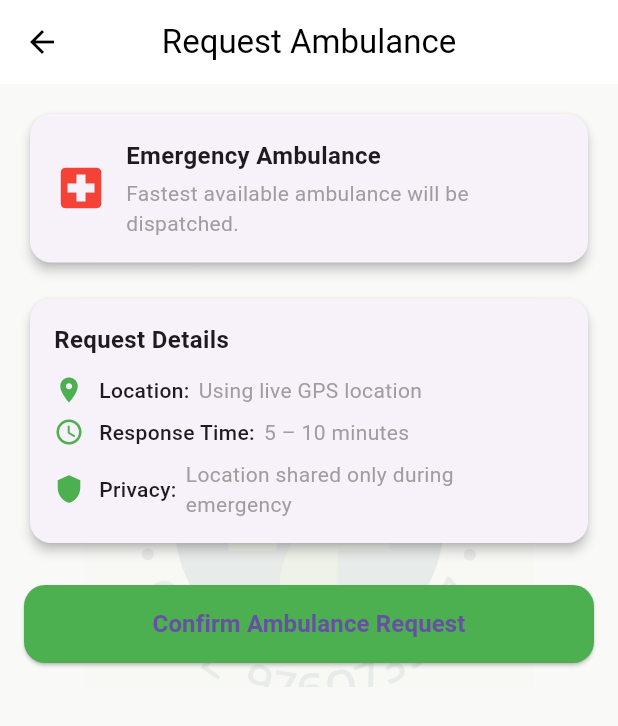
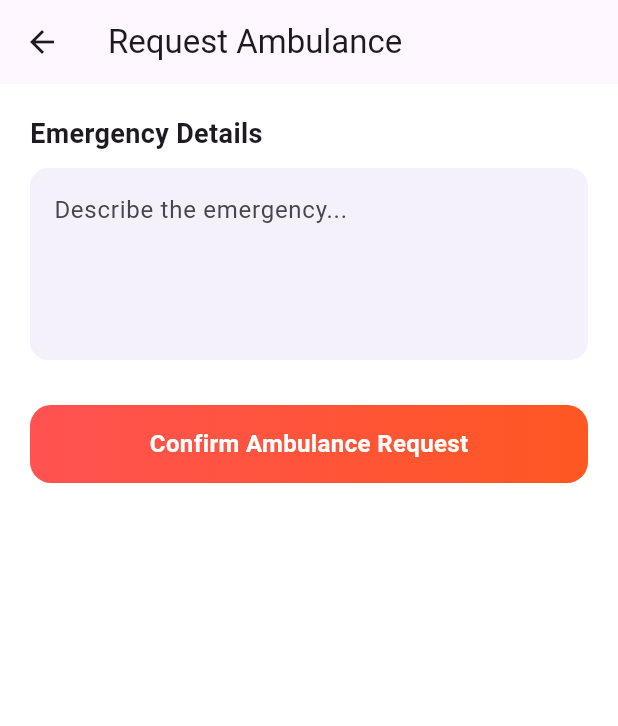
Before and after one commit to Mohammad-Munaam/medfi_app, a Flutter app: the RequestAmbulanceScreen screen opened directly, on a phone screen of 412 x 824 dp. Shown: the top 726 px of the screen. Run offline on Flutter 3.47's test engine with Material 3 defaults, Android fonts, the light colour scheme and no system bars; our stand-ins replace cloud_firestore, firebase_auth, firebase_core, firebase_messaging, flutter_local_notifications, geolocator and 2 more; accounts and stored records are empty.

Commit message:
UI Micro-Polish: ✅ Completed cleanly

```diff
--- a/lib/screens/request_ambulance_screen.dart
+++ b/lib/screens/request_ambulance_screen.dart
@@ -1,49 +1,140 @@
 import 'package:flutter/material.dart';
-import 'request_success_screen.dart';
+import 'package:flutter/services.dart';
+import 'tracking_screen.dart';
 
-class RequestAmbulanceScreen extends StatelessWidget {
+class RequestAmbulanceScreen extends StatefulWidget {
   const RequestAmbulanceScreen({super.key});
+
+  @override
+  State<RequestAmbulanceScreen> createState() =>
+      _RequestAmbulanceScreenState();
+}
+
+class _RequestAmbulanceScreenState extends State<RequestAmbulanceScreen> {
+  final TextEditingController _detailsController = TextEditingController();
+
+  bool _isLoading = false;
+
+  void _submitRequest() async {
+    if (_detailsController.text.trim().isEmpty) {
+      ScaffoldMessenger.of(context).showSnackBar(
+        const SnackBar(
+          content: Text("Please enter emergency details"),
+        ),
+      );
+      return;
+    }
+
+    HapticFeedback.mediumImpact();
+
+    setState(() {
+      _isLoading = true;
+    });
+
+    // ⏳ Simulate request processing
+    await Future.delayed(const Duration(seconds: 2));
+
+    if (!mounted) return;
+
+    setState(() {
+      _isLoading = false;
+    });
+
+    // ✅ Smooth transition to tracking screen
+    Navigator.push(
+      context,
+      PageRouteBuilder(
+        transitionDuration: const Duration(milliseconds: 300),
+        pageBuilder: (_, __, ___) => const TrackingScreen(),
+        transitionsBuilder: (_, animation, __, child) {
+          return FadeTransition(
+            opacity: animation,
+            child: child,
+          );
+        },
+      ),
+    );
+  }
+
+  @override
+  void dispose() {
+    _detailsController.dispose();
+    super.dispose();
+  }
 
   @override
   Widget build(BuildContext context) {
     return Scaffold(
-      backgroundColor: const Color(0xFFF9FAF8),
       appBar: AppBar(
-        title: const Text('Request Ambulance'),
-        centerTitle: true,
-        elevation: 0,
-        backgroundColor: Colors.white,
-        foregroundColor: Colors.black,
+        title: const Text("Request Ambulance"),
       ),
-      body: SafeArea(
-        child: Stack(
+      body: Padding(
+        padding: const EdgeInsets.all(20),
+        child: Column(
+          crossAxisAlignment: CrossAxisAlignment.start,
           children: [
-            // ---- BACKGROUND IMAGE (NON-OVERLAPPING) ----
-            Positioned(
-              bottom: -40,
-              left: 0,
-              right: 0,
-              child: Opacity(
-                opacity: 0.08,
-                child: Image.asset(
-                  'assets/images/ambulance_bg.png',
-                  height: 300,
-                  fit: BoxFit.contain,
+            const Text(
+              "Emergency Details",
+              style: TextStyle(
+                fontSize: 18,
+                fontWeight: FontWeight.bold,
+              ),
+            ),
+            const SizedBox(height: 10),
+
+            TextField(
+              controller: _detailsController,
+              maxLines: 4,
+              decoration: InputDecoration(
+                hintText: "Describe the emergency...",
+                filled: true,
+                fillColor: const Color(0xFFF4F1FA),
+                border: OutlineInputBorder(
+                  borderRadius: BorderRadius.circular(12),
+                  borderSide: BorderSide.none,
                 ),
               ),
             ),
 
-            // ---- FOREGROUND CONTENT ----
-            SingleChildScrollView(
-              padding: const EdgeInsets.all(16),
-              child: Column(
-                children: [
-                  _infoCard(),
-                  const SizedBox(height: 16),
-                  _detailsCard(),
-                  const SizedBox(height: 24),
-                  _confirmButton(context),
-                ],
+            const SizedBox(height: 30),
+
+            // 🔹 GRADIENT CTA BUTTON + LOADING STATE
+            GestureDetector(
+              onTap: _isLoading ? null : _submitRequest,
+              child: Container(
+                height: 52,
+                width: double.infinity,
+                decoration: BoxDecoration(
+                  gradient: _isLoading
+                      ? null
+                      : const LinearGradient(
+                    colors: [
+                      Colors.redAccent,
+                      Colors.deepOrange,
+                    ],
+                  ),
+                  color: _isLoading ? Colors.grey.shade300 : null,
+                  borderRadius: BorderRadius.circular(14),
+                ),
+                child: Center(
+                  child: _isLoading
+                      ? const SizedBox(
+                    height: 22,
+                    width: 22,
+                    child: CircularProgressIndicator(
+                      strokeWidth: 2,
+                      color: Colors.redAccent,
+                    ),
+                  )
+                      : const Text(
+                    "Confirm Ambulance Request",
+                    style: TextStyle(
+                      color: Colors.white,
+                      fontSize: 16,
+                      fontWeight: FontWeight.bold,
+                    ),
+                  ),
+                ),
               ),
             ),
           ],
@@ -51,137 +142,4 @@ class RequestAmbulanceScreen extends StatelessWidget {
       ),
     );
   }
-
-  // ---------------- INFO CARD ----------------
-  Widget _infoCard() {
-    return Card(
-      elevation: 3,
-      shape: RoundedRectangleBorder(borderRadius: BorderRadius.circular(14)),
-      child: Padding(
-        padding: const EdgeInsets.all(16),
-        child: Row(
-          children: const [
-            Icon(Icons.local_hospital, color: Colors.red, size: 36),
-            SizedBox(width: 12),
-            Expanded(
-              child: Column(
-                crossAxisAlignment: CrossAxisAlignment.start,
-                children: [
-                  Text(
-                    'Emergency Ambulance',
-                    style: TextStyle(fontSize: 16, fontWeight: FontWeight.w600),
-                  ),
-                  SizedBox(height: 4),
-                  Text(
-                    'Fastest available ambulance will be dispatched.',
-                    style: TextStyle(color: Colors.grey),
-                  ),
-                ],
-              ),
-            ),
-          ],
-        ),
-      ),
-    );
-  }
-
-  // ---------------- DETAILS CARD ----------------
-  Widget _detailsCard() {
-    return Card(
-      elevation: 3,
-      shape: RoundedRectangleBorder(borderRadius: BorderRadius.circular(14)),
-      child: Padding(
-        padding: const EdgeInsets.all(16),
-        child: Column(
-          crossAxisAlignment: CrossAxisAlignment.start,
-          children: const [
-            Text(
-              'Request Details',
-              style: TextStyle(fontSize: 16, fontWeight: FontWeight.w600),
-            ),
-            SizedBox(height: 12),
-            _DetailRow(
-              icon: Icons.location_on,
-              label: 'Location',
-              value: 'Using live GPS location',
-            ),
-            SizedBox(height: 8),
-            _DetailRow(
-              icon: Icons.access_time,
-              label: 'Response Time',
-              value: '5 – 10 minutes',
-            ),
-            SizedBox(height: 8),
-            _DetailRow(
-              icon: Icons.shield,
-              label: 'Privacy',
-              value: 'Location shared only during emergency',
-            ),
-          ],
-        ),
-      ),
-    );
-  }
-
-  // ---------------- CONFIRM BUTTON ----------------
-  Widget _confirmButton(BuildContext context) {
-    return SizedBox(
-      width: double.infinity,
-      height: 52,
-      child: ElevatedButton(
-        onPressed: () {
-          Navigator.pushReplacement(
-            context,
-            MaterialPageRoute(
-              builder: (_) => const RequestSuccessScreen(),
-            ),
-          );
-        },
-        style: ElevatedButton.styleFrom(
-          backgroundColor: Colors.green,
-          shape: RoundedRectangleBorder(
-            borderRadius: BorderRadius.circular(14),
-          ),
-        ),
-        child: const Text(
-          'Confirm Ambulance Request',
-          style: TextStyle(fontSize: 16, fontWeight: FontWeight.w600),
-        ),
-      ),
-    );
-  }
 }
-
-// ---------------- REUSABLE ROW ----------------
-class _DetailRow extends StatelessWidget {
-  final IconData icon;
-  final String label;
-  final String value;
-
-  const _DetailRow({
-    required this.icon,
-    required this.label,
-    required this.value,
-  });
-
-  @override
-  Widget build(BuildContext context) {
-    return Row(
-      children: [
-        Icon(icon, size: 20, color: Colors.green),
-        const SizedBox(width: 10),
-        Text(
-          '$label:',
-          style: const TextStyle(fontWeight: FontWeight.w500),
-        ),
-        const SizedBox(width: 6),
-        Expanded(
-          child: Text(
-            value,
-            style: const TextStyle(color: Colors.grey),
-          ),
-        ),
-      ],
-    );
-  }
-}
--- a/pubspec.yaml
+++ b/pubspec.yaml
@@ -13,8 +13,10 @@ dependencies:
   firebase_auth: ^4.17.8
   cloud_firestore: ^4.15.8
   geolocator: ^10.1.0
-  google_maps_flutter: ^2.6.1
+  google_maps_flutter: ^2.5.0
   google_sign_in: ^6.2.1
+  firebase_messaging: 14.9.4
+  flutter_local_notifications: ^17.0.0
 
 flutter:
   uses-material-design: true
```
Also changed, not shown: lib/main.dart (+4 -3 lines), lib/screens/home_screen.dart (+8 -3 lines), lib/screens/tracking_screen.dart (+64 -99 lines), lib/services/notification_service.dart (added, +47 -0 lines), pubspec.lock, 2 other files.
